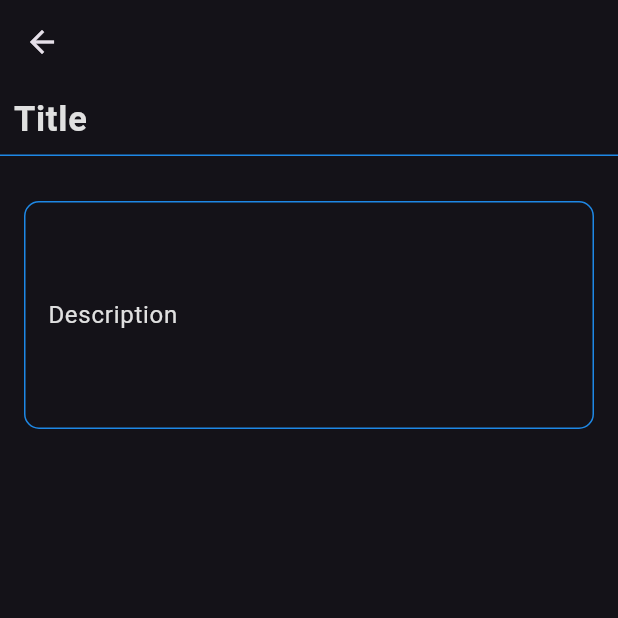
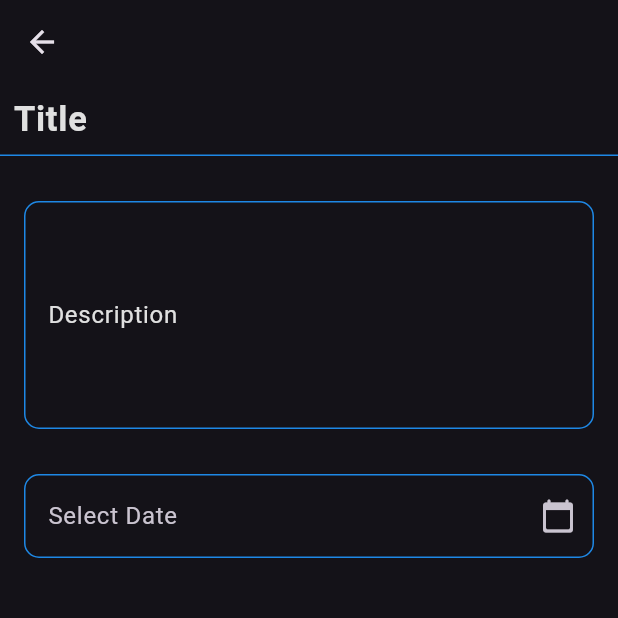
Before and after one commit to ahmedjamal22290/todo_list_app, a Flutter app: the AddTodoView screen opened by its route, on a phone screen of 412 x 824 dp, the top half of it. Run offline on Flutter 3.47's test engine with Material 3 defaults, Android fonts, the phone set to English and light mode, and no system bars.

```diff
--- a/lib/components/add_todo_body.dart
+++ b/lib/components/add_todo_body.dart
@@ -1,6 +1,7 @@
 import 'package:flutter/material.dart';
 import 'package:todo_list_app/Widgets/descripition_field_widget.dart';
 import 'package:todo_list_app/Widgets/titile_field_widget.dart';
+import 'package:todo_list_app/constants.dart';
 
 class AddTodoBody extends StatelessWidget {
   const AddTodoBody({
@@ -17,7 +18,43 @@ class AddTodoBody extends StatelessWidget {
           padding: EdgeInsets.symmetric(horizontal: 16.0),
           child: DsecriptionFieldWidget(),
         ),
+        SizedBox(height: 30),
+        Padding(
+          padding: EdgeInsets.symmetric(horizontal: 16.0),
+          child: TimeFieldWidget(),
+        )
       ],
     );
   }
 }
+
+class TimeFieldWidget extends StatelessWidget {
+  const TimeFieldWidget({
+    super.key,
+  });
+
+  @override
+  Widget build(BuildContext context) {
+    return TextFormField(
+      readOnly: true,
+      decoration: InputDecoration(
+        labelText: 'Select Date',
+        suffixIcon: const Icon(Icons.calendar_today_rounded),
+        border: OutlineInputBorder(
+          borderRadius: BorderRadius.circular(20),
+        ),
+        enabledBorder: OutlineInputBorder(
+          borderRadius: BorderRadius.circular(10),
+          borderSide: BorderSide(color: kHighlightColor),
+        ),
+      ),
+      onTap: () async {
+        DateTime? picked = await showDatePicker(
+          context: context,
+          firstDate: DateTime.now(),
+          lastDate: DateTime(2100),
+        );
+      },
+    );
+  }
+}
--- a/lib/views/add_todo_view.dart
+++ b/lib/views/add_todo_view.dart
@@ -1,6 +1,5 @@
 import 'package:flutter/material.dart';
-import 'package:todo_list_app/Widgets/titile_field_widget.dart';
-import 'package:todo_list_app/constants.dart';
+import 'package:todo_list_app/components/add_todo_body.dart';
 
 class AddTodoView extends StatelessWidget {
   const AddTodoView({super.key});
@@ -9,31 +8,7 @@ class AddTodoView extends StatelessWidget {
   Widget build(BuildContext context) {
     return Scaffold(
       appBar: AppBar(),
-      body: Column(
-        children: [
-          const TitleFieldWidget(),
-          const SizedBox(height: 30),
-          Padding(
-            padding: const EdgeInsets.symmetric(horizontal: 16.0),
-            child: TextFormField(
-              maxLines: 5,
-              decoration: InputDecoration(
-                label: const Text(
-                  'Description ',
-                  style: TextStyle(color: Color(0xffE0E0E0)),
-                ),
-                border: OutlineInputBorder(
-                  borderRadius: BorderRadius.circular(20),
-                ),
-                enabledBorder: OutlineInputBorder(
-                  borderRadius: BorderRadius.circular(10),
-                  borderSide: BorderSide(color: kHighlightColor),
-                ),
-              ),
-            ),
-          ),
-        ],
-      ),
+      body: const AddTodoBody(),
     );
   }
 }
```
